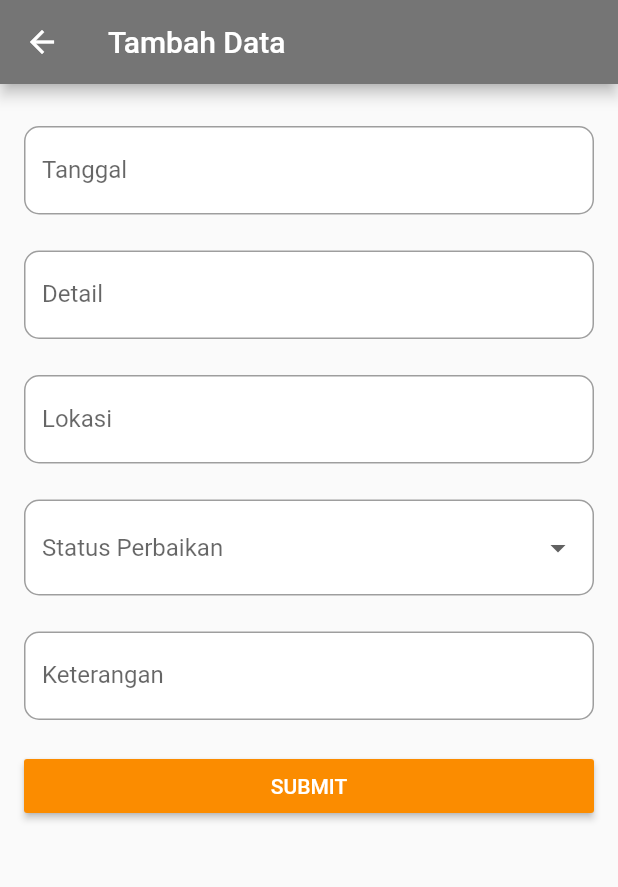
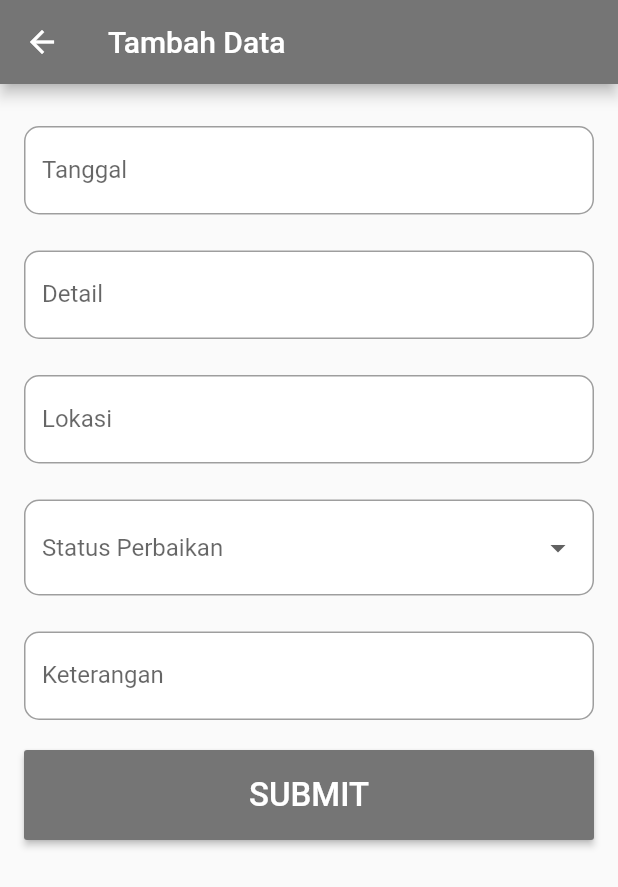
Before and after one commit to hexaludira/flutter_RestApi, a Flutter app: the screen it shows after launch, after a tap on the "add" icon, on a phone screen of 412 x 824 dp. Shown: the top 887 px of the screen. Run offline on Flutter 3.47's test engine with Material 2 defaults, Android fonts, the phone set to English and light mode, and no system bars; drawn by our look-alikes of datetime_picker_formfield; network calls fail.

Commit message:
Working Progress

```diff
--- a/lib/main.dart
+++ b/lib/main.dart
@@ -4,10 +4,12 @@ import 'package:flutter_1/screens/form_add_screen.dart';
 import 'package:flutter_1/screens/login_view.dart';
 import 'package:flutter_1/screens/register_view.dart';
 import 'package:flutter_1/utils/api.dart';
+import 'package:flutter_1/screens/splash_screen.dart';
 
 void main() {
   runApp(MaterialApp(
     debugShowCheckedModeBanner: false,
+    title: 'Metal App V2',
     theme: ThemeData(
       primaryColor: Colors.grey[600],
       //brightness: Brightness.dark,
@@ -15,7 +17,7 @@ void main() {
     //home: Pandora(),
     //initialRoute: "/",
     routes: <String, WidgetBuilder>{
-      '/' : (BuildContext context) => new HomeScreen(),//LoginPage(),
+      '/' : (BuildContext context) => new SplashScreenPage(),//LoginPage(),
       '/hal_satu': (BuildContext context) => new Pandora(),
       '/hal_dua': (BuildContext context) => new Pandora2(),
       '/hal_tiga': (BuildContext context) => new PandoraList(),
@@ -50,15 +52,15 @@ class _HomeScreenState extends State<HomeScreen> {
           "List Metal Problem V1.0",
           style: TextStyle(color: Colors.white),
         ),
-        actions: <Widget>[
-          IconButton(
-            icon: const Icon(Icons.add),
-            tooltip: 'Tambah Data',
-            onPressed: () {
-              Navigator.push(context, MaterialPageRoute(builder: (context) => FormAddScreen()),);
-            }
-          ),
-        ],
+        // actions: <Widget>[
+        //   IconButton(
+        //     icon: const Icon(Icons.add),
+        //     tooltip: 'Tambah Data',
+        //     onPressed: () {
+        //       Navigator.push(context, MaterialPageRoute(builder: (context) => FormAddScreen()),);
+        //     }
+        //   ),
+        // ],
       ),
       body: SafeArea(
         child: FutureBuilder(
@@ -109,10 +111,10 @@ class _HomeScreenState extends State<HomeScreen> {
                         profile.location + " \u25BA " + profile.detail,
                         style: Theme.of(context).textTheme.headline6,
                       ),
-                    Text(profile.detail, style: TextStyle(fontWeight: FontWeight.bold, fontSize: 16, color: Colors.grey[700]),),
-                    Text(profile.date),
-                    Text(profile.status),
-                    Text(profile.remark),
+                    //Text(profile.detail, style: TextStyle(fontWeight: FontWeight.bold, fontSize: 16, color: Colors.grey[700]),),
+                    Text(profile.date, style: TextStyle(fontWeight: FontWeight.bold, fontSize: 16, color: Colors.grey[700]),),
+                    Text('Status: ' + profile.status),
+                    Text('Ket: ' + profile.remark),
                     Row(
                       mainAxisAlignment: MainAxisAlignment.center,
                       children: <Widget>[
--- a/lib/screens/form_add_screen.dart
+++ b/lib/screens/form_add_screen.dart
@@ -87,6 +87,9 @@ class _FormAddScreenState extends State<FormAddScreen> {
                     _buildTextFieldRemark(),
                     Padding(
                       padding: const EdgeInsets.only(top: 8.0),
+                      child: ButtonTheme(
+                        minWidth: 100.0,
+                        height: 60.0,
                         child: RaisedButton(
                           onPressed: () {
                             if (_isFieldDateValid == null || _isFieldDetailValid == null || _isFieldLocationValid == null|| _isFieldStatusValid == null || _isFieldRemarkValid == null || !_isFieldDateValid || !_isFieldDetailValid || !_isFieldLocationValid || !_isFieldStatusValid || !_isFieldRemarkValid) {
@@ -129,10 +132,13 @@ class _FormAddScreenState extends State<FormAddScreen> {
                           },
                           child: Text(
                             widget.profile == null ? "Submit".toUpperCase() : "Update Data".toUpperCase(),
-                          style: TextStyle(color: Colors.white),
+                            style: TextStyle(color: Colors.white, fontSize: 22.0),
+
                           ),
-                        color: Colors.orange[600],
+                          color: Colors.grey[600],
                         ),
+                      ),
+
                     ),
                   ],
                   ),
--- /dev/null
+++ b/lib/screens/splash_screen.dart
@@ -0,0 +1,39 @@
+import 'package:flutter/material.dart';
+import 'dart:async';
+
+import 'package:flutter_1/main.dart';
+
+class SplashScreenPage extends StatefulWidget {
+  @override
+  _SplashScreenPageState createState() => _SplashScreenPageState();
+}
+
+class _SplashScreenPageState extends State<SplashScreenPage> {
+  @override
+  void initState(){
+    super.initState();
+    startSplashScreen();
+  }
+
+  startSplashScreen() async {
+    var duration = const Duration(seconds: 1);
+    return Timer(duration, (){
+      Navigator.pushReplacement(context, MaterialPageRoute(builder: (_) => HomeScreen()));
+    });
+  }
+
+  @override
+  Widget build(BuildContext context) {
+    return Scaffold(
+      backgroundColor: Colors.grey[300],
+      body: Center(
+        child: Image.asset(
+          "assets/images/metal_simple.png",
+          width: 250.0,
+          height: 150.0,
+        ),
+      ),
+
+    );
+  }
+}
--- a/lib/utils/api.dart
+++ b/lib/utils/api.dart
@@ -6,6 +6,7 @@ class ApiService {
   //final String baseUrl = "http://api.bengkelrobot.net:8001";
   final String baseUrl = "http://10.0.2.2/rest_ci";
   //final String baseUrl = "http://10.10.41.246/rest_ci";
+  //final String baseUrl = "http://192.168.1.14/rest_ci";
   Client client = Client();
 
   //Menampilkan data dari DB
```
Also changed, not shown: assets/images/metal_simple.png (added), 1 other file. Lines whose indentation alone changed are shown as unchanged.
